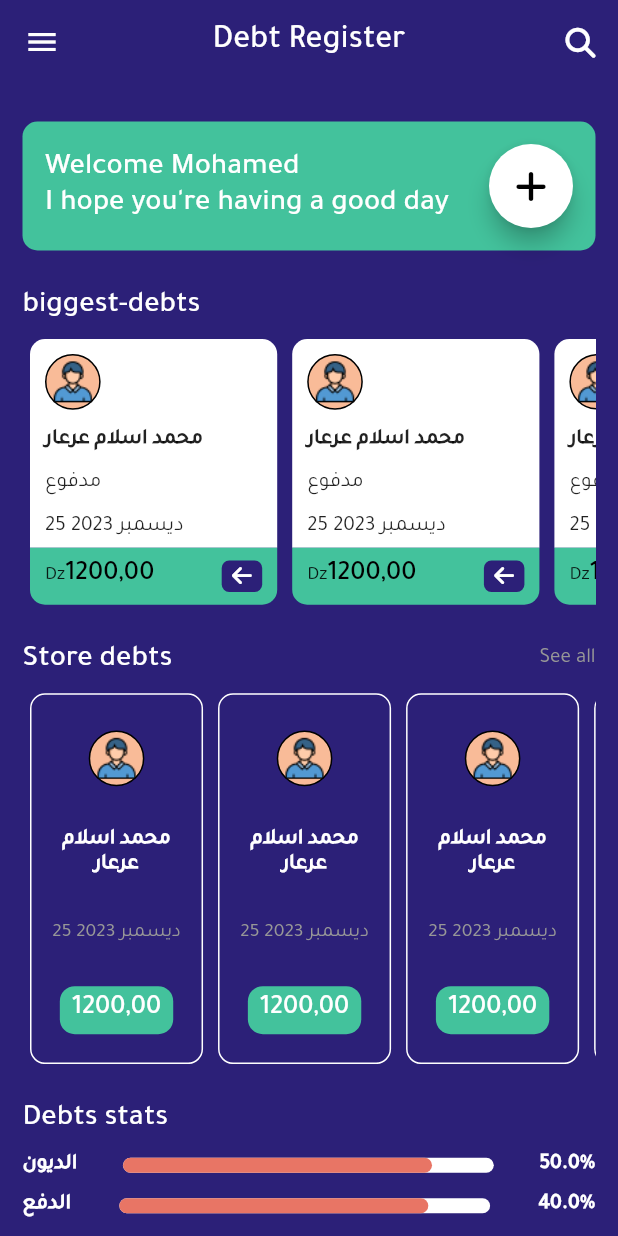
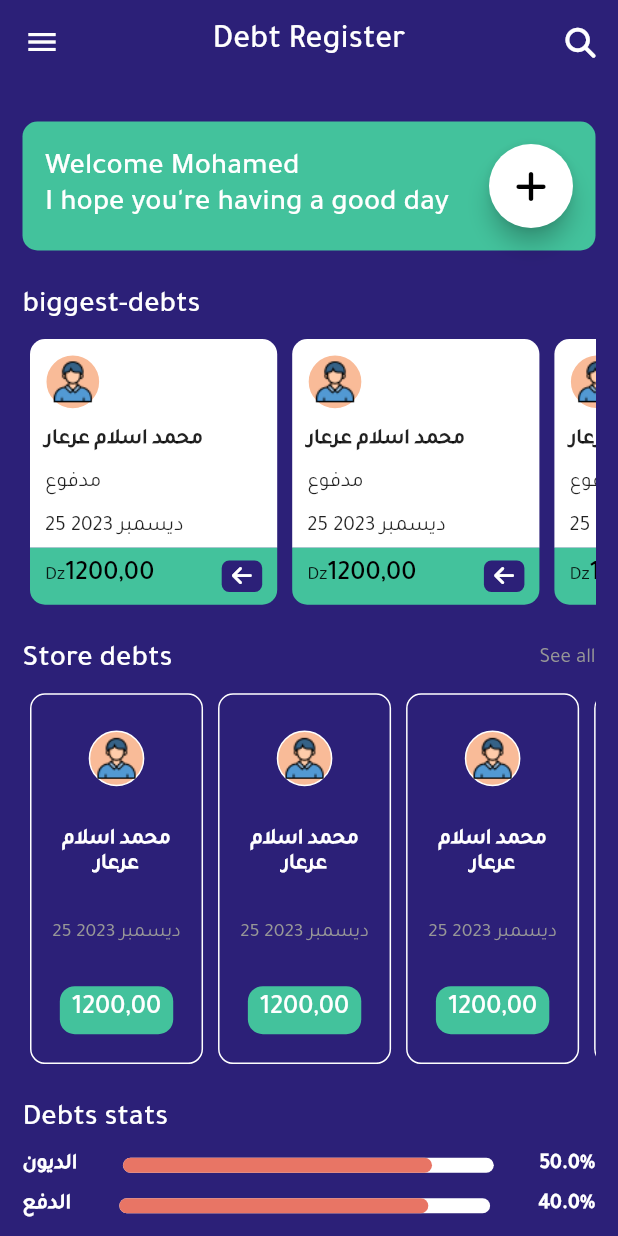
Before and after one commit to Mohamed-Ararr/store-debt, a Flutter app: the screen it shows after launch, on a phone screen of 412 x 824 dp. Run offline on Flutter 3.47's test engine with Material 2 defaults, Android fonts, the phone set to English and light mode, and no system bars; our stand-ins replace flutter_svg, font_awesome_flutter, go_router; project files that could hold a hidden picture were left out.

```diff
--- a/lib/Constants.dart
+++ b/lib/Constants.dart
@@ -6,5 +6,7 @@ const String userAvatar = "assets/images/avatar.svg";
 const EdgeInsets paddingLR15 = EdgeInsets.symmetric(horizontal: 15);
 const EdgeInsets paddingAll10 = EdgeInsets.all(10);
 const EdgeInsets paddingAll15 = EdgeInsets.all(15);
+const EdgeInsets paddingTB12RL15 =
+    EdgeInsets.symmetric(horizontal: 15, vertical: 12);
 BorderRadius bRadius10 = BorderRadius.circular(10);
 BorderRadius bRadiusHalf = BorderRadius.circular(100);
--- a/lib/Core/Style Utils/AppFonts.dart
+++ b/lib/Core/Style Utils/AppFonts.dart
@@ -12,6 +12,12 @@ class AppFonts {
     fontSize: 22,
     fontWeight: FontWeight.w600,
     color: Colors.white,
+  );
+
+  static TextStyle miniAppTitleStyleBlack = const TextStyle(
+    fontSize: 22,
+    fontWeight: FontWeight.w600,
+    color: Colors.black,
   );
 
   static TextStyle regular20BoldWhite = TextStyle(
@@ -45,6 +51,11 @@ class AppFonts {
     color: Colors.white,
   );
 
+  static TextStyle font_15_white = TextStyle(
+    color: Colors.white,
+    fontSize: 15,
+  );
+
   static TextStyle font_13 = TextStyle(
     fontSize: 13,
   );
--- a/lib/Features/Home Screen/Presentation/Widgets/ClinetAvatar.dart
+++ b/lib/Features/Home Screen/Presentation/Widgets/ClinetAvatar.dart
@@ -12,7 +12,7 @@ class ClientAvatar extends StatelessWidget {
       margin: EdgeInsets.only(top: 5),
       padding: EdgeInsets.all(3),
       decoration: BoxDecoration(
-        border: Border.all(),
+        border: Border.all(color: Colors.white),
         color: AppColors.beigeColor,
         borderRadius: bRadiusHalf,
       ),
```
Also changed, not shown: lib/Features/AllDebt Screen/Presentation/Widgets/AllDebtsViewBody.dart (+28 -1 lines), lib/Features/AllDebt Screen/Presentation/Widgets/DebtClientCard.dart (added, +27 -0 lines), lib/Features/AllDebt Screen/Presentation/Widgets/DebtClientInfo.dart (added, +38 -0 lines), lib/Features/AllDebt Screen/Presentation/Widgets/DebtListView.dart (added, +18 -0 lines).
